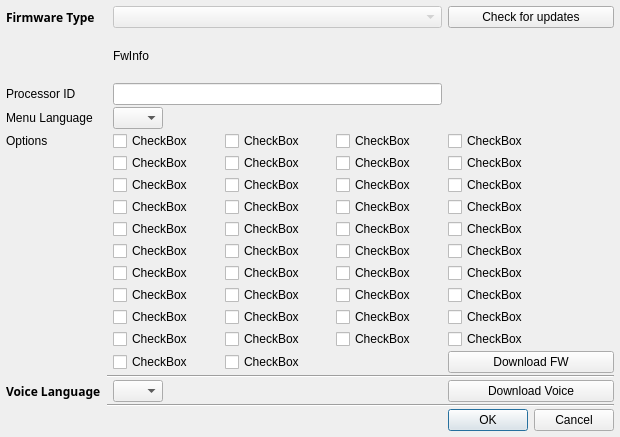
opentx/opentx, file companion/src/fwpreferencesdialog.ui: the form before one commit.
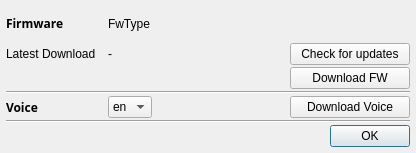
The form after the commit.

Commit message: All firmware selections have been removed from the download dialog. A consequence is that it is always possible to try to download voice files. Even for those boards that have no voice capability. I do not think that is a big problem. Anyone trying to download voice files for a unmodified 9x should not be surprised to get a "file not found" browser message.

```diff
--- a/companion/src/fwpreferencesdialog.ui
+++ b/companion/src/fwpreferencesdialog.ui
@@ -6,8 +6,8 @@
    <rect>
     <x>0</x>
     <y>0</y>
-    <width>620</width>
-    <height>437</height>
+    <width>416</width>
+    <height>153</height>
    </rect>
   </property>
   <property name="sizePolicy">
@@ -32,488 +32,13 @@
    <property name="margin">
     <number>6</number>
    </property>
-   <item row="38" column="5">
+   <item row="24" column="5">
     <widget class="QDialogButtonBox" name="buttonBox">
      <property name="orientation">
       <enum>Qt::Horizontal</enum>
      </property>
      <property name="standardButtons">
-      <set>QDialogButtonBox::Cancel|QDialogButtonBox::Ok</set>
-     </property>
-    </widget>
-   </item>
-   <item row="11" column="3">
-    <widget class="QCheckBox" name="optionCheckBox_14">
-     <property name="sizePolicy">
-      <sizepolicy hsizetype="MinimumExpanding" vsizetype="Fixed">
-       <horstretch>0</horstretch>
-       <verstretch>0</verstretch>
-      </sizepolicy>
-     </property>
-     <property name="text">
-      <string notr="true">CheckBox</string>
-     </property>
-    </widget>
-   </item>
-   <item row="15" column="5">
-    <widget class="QCheckBox" name="optionCheckBox_32">
-     <property name="sizePolicy">
-      <sizepolicy hsizetype="MinimumExpanding" vsizetype="Fixed">
-       <horstretch>0</horstretch>
-       <verstretch>0</verstretch>
-      </sizepolicy>
-     </property>
-     <property name="text">
-      <string notr="true">CheckBox</string>
-     </property>
-    </widget>
-   </item>
-   <item row="11" column="5">
-    <widget class="QCheckBox" name="optionCheckBox_16">
-     <property name="sizePolicy">
-      <sizepolicy hsizetype="MinimumExpanding" vsizetype="Fixed">
-       <horstretch>0</horstretch>
-       <verstretch>0</verstretch>
-      </sizepolicy>
-     </property>
-     <property name="text">
-      <string notr="true">CheckBox</string>
-     </property>
-    </widget>
-   </item>
-   <item row="7" column="0" colspan="2">
-    <widget class="QLabel" name="langLabel">
-     <property name="text">
-      <string>Menu Language</string>
-     </property>
-     <property name="alignment">
-      <set>Qt::AlignLeading|Qt::AlignLeft|Qt::AlignVCenter</set>
-     </property>
-    </widget>
-   </item>
-   <item row="8" column="2">
-    <widget class="QCheckBox" name="optionCheckBox_2">
-     <property name="sizePolicy">
-      <sizepolicy hsizetype="MinimumExpanding" vsizetype="Fixed">
-       <horstretch>0</horstretch>
-       <verstretch>0</verstretch>
-      </sizepolicy>
-     </property>
-     <property name="text">
-      <string notr="true">CheckBox</string>
-     </property>
-    </widget>
-   </item>
-   <item row="17" column="2">
-    <widget class="QCheckBox" name="optionCheckBox_37">
-     <property name="sizePolicy">
-      <sizepolicy hsizetype="MinimumExpanding" vsizetype="Fixed">
-       <horstretch>0</horstretch>
-       <verstretch>0</verstretch>
-      </sizepolicy>
-     </property>
-     <property name="text">
-      <string notr="true">CheckBox</string>
-     </property>
-    </widget>
-   </item>
-   <item row="15" column="2">
-    <widget class="QCheckBox" name="optionCheckBox_29">
-     <property name="sizePolicy">
-      <sizepolicy hsizetype="MinimumExpanding" vsizetype="Fixed">
-       <horstretch>0</horstretch>
-       <verstretch>0</verstretch>
-      </sizepolicy>
-     </property>
-     <property name="text">
-      <string notr="true">CheckBox</string>
-     </property>
-    </widget>
-   </item>
-   <item row="8" column="3">
-    <widget class="QCheckBox" name="optionCheckBox_1">
-     <property name="sizePolicy">
-      <sizepolicy hsizetype="MinimumExpanding" vsizetype="Fixed">
-       <horstretch>0</horstretch>
-       <verstretch>0</verstretch>
-      </sizepolicy>
-     </property>
-     <property name="text">
-      <string notr="true">CheckBox</string>
-     </property>
-    </widget>
-   </item>
-   <item row="10" column="5">
-    <widget class="QCheckBox" name="optionCheckBox_12">
-     <property name="sizePolicy">
-      <sizepolicy hsizetype="MinimumExpanding" vsizetype="Fixed">
-       <horstretch>0</horstretch>
-       <verstretch>0</verstretch>
-      </sizepolicy>
-     </property>
-     <property name="text">
-      <string notr="true">CheckBox</string>
-     </property>
-    </widget>
-   </item>
-   <item row="3" column="2" colspan="3">
-    <widget class="QComboBox" name="downloadVerCB">
-     <property name="enabled">
-      <bool>false</bool>
-     </property>
-    </widget>
-   </item>
-   <item row="7" column="2">
-    <widget class="QComboBox" name="langCombo">
-     <property name="sizePolicy">
-      <sizepolicy hsizetype="Preferred" vsizetype="Fixed">
-       <horstretch>0</horstretch>
-       <verstretch>0</verstretch>
-      </sizepolicy>
-     </property>
-     <property name="maximumSize">
-      <size>
-       <width>50</width>
-       <height>16777215</height>
-      </size>
-     </property>
-    </widget>
-   </item>
-   <item row="5" column="2" colspan="3">
-    <widget class="QLineEdit" name="CPU_ID_LE"/>
-   </item>
-   <item row="3" column="0" colspan="2">
-    <widget class="QLabel" name="label_6">
-     <property name="sizePolicy">
-      <sizepolicy hsizetype="Preferred" vsizetype="Minimum">
-       <horstretch>0</horstretch>
-       <verstretch>0</verstretch>
-      </sizepolicy>
-     </property>
-     <property name="font">
-      <font>
-       <family>Sans Serif</family>
-       <weight>75</weight>
-       <bold>true</bold>
-      </font>
-     </property>
-     <property name="text">
-      <string>Firmware Type</string>
-     </property>
-     <property name="alignment">
-      <set>Qt::AlignLeading|Qt::AlignLeft|Qt::AlignVCenter</set>
-     </property>
-    </widget>
-   </item>
-   <item row="8" column="5">
-    <widget class="QCheckBox" name="optionCheckBox_4">
-     <property name="sizePolicy">
-      <sizepolicy hsizetype="MinimumExpanding" vsizetype="Fixed">
-       <horstretch>0</horstretch>
-       <verstretch>0</verstretch>
-      </sizepolicy>
-     </property>
-     <property name="text">
-      <string notr="true">CheckBox</string>
-     </property>
-    </widget>
-   </item>
-   <item row="14" column="5">
-    <widget class="QCheckBox" name="optionCheckBox_28">
-     <property name="sizePolicy">
-      <sizepolicy hsizetype="MinimumExpanding" vsizetype="Fixed">
-       <horstretch>0</horstretch>
-       <verstretch>0</verstretch>
-      </sizepolicy>
-     </property>
-     <property name="text">
-      <string notr="true">CheckBox</string>
-     </property>
-    </widget>
-   </item>
-   <item row="18" column="3">
-    <widget class="QCheckBox" name="optionCheckBox_42">
-     <property name="sizePolicy">
-      <sizepolicy hsizetype="MinimumExpanding" vsizetype="Fixed">
-       <horstretch>0</horstretch>
-       <verstretch>0</verstretch>
-      </sizepolicy>
-     </property>
-     <property name="text">
-      <string notr="true">CheckBox</string>
-     </property>
-    </widget>
-   </item>
-   <item row="9" column="2">
-    <widget class="QCheckBox" name="optionCheckBox_5">
-     <property name="sizePolicy">
-      <sizepolicy hsizetype="MinimumExpanding" vsizetype="Fixed">
-       <horstretch>0</horstretch>
-       <verstretch>0</verstretch>
-      </sizepolicy>
-     </property>
-     <property name="text">
-      <string notr="true">CheckBox</string>
-     </property>
-    </widget>
-   </item>
-   <item row="12" column="2">
-    <widget class="QCheckBox" name="optionCheckBox_17">
-     <property name="sizePolicy">
-      <sizepolicy hsizetype="MinimumExpanding" vsizetype="Fixed">
-       <horstretch>0</horstretch>
-       <verstretch>0</verstretch>
-      </sizepolicy>
-     </property>
-     <property name="text">
-      <string notr="true">CheckBox</string>
-     </property>
-    </widget>
-   </item>
-   <item row="16" column="4">
-    <widget class="QCheckBox" name="optionCheckBox_35">
-     <property name="sizePolicy">
-      <sizepolicy hsizetype="MinimumExpanding" vsizetype="Fixed">
-       <horstretch>0</horstretch>
-       <verstretch>0</verstretch>
-      </sizepolicy>
-     </property>
-     <property name="text">
-      <string notr="true">CheckBox</string>
-     </property>
-    </widget>
-   </item>
-   <item row="16" column="5">
-    <widget class="QCheckBox" name="optionCheckBox_36">
-     <property name="sizePolicy">
-      <sizepolicy hsizetype="MinimumExpanding" vsizetype="Fixed">
-       <horstretch>0</horstretch>
-       <verstretch>0</verstretch>
-      </sizepolicy>
-     </property>
-     <property name="text">
-      <string notr="true">CheckBox</string>
-     </property>
-    </widget>
-   </item>
-   <item row="11" column="2">
-    <widget class="QCheckBox" name="optionCheckBox_13">
-     <property name="sizePolicy">
-      <sizepolicy hsizetype="MinimumExpanding" vsizetype="Fixed">
-       <horstretch>0</horstretch>
-       <verstretch>0</verstretch>
-      </sizepolicy>
-     </property>
-     <property name="text">
-      <string notr="true">CheckBox</string>
-     </property>
-    </widget>
-   </item>
-   <item row="14" column="3">
-    <widget class="QCheckBox" name="optionCheckBox_26">
-     <property name="sizePolicy">
-      <sizepolicy hsizetype="MinimumExpanding" vsizetype="Fixed">
-       <horstretch>0</horstretch>
-       <verstretch>0</verstretch>
-      </sizepolicy>
-     </property>
-     <property name="text">
-      <string notr="true">CheckBox</string>
-     </property>
-    </widget>
-   </item>
-   <item row="18" column="2">
-    <widget class="QCheckBox" name="optionCheckBox_41">
-     <property name="sizePolicy">
-      <sizepolicy hsizetype="MinimumExpanding" vsizetype="Fixed">
-       <horstretch>0</horstretch>
-       <verstretch>0</verstretch>
-      </sizepolicy>
-     </property>
-     <property name="text">
-      <string notr="true">CheckBox</string>
-     </property>
-    </widget>
-   </item>
-   <item row="12" column="3">
-    <widget class="QCheckBox" name="optionCheckBox_18">
-     <property name="sizePolicy">
-      <sizepolicy hsizetype="MinimumExpanding" vsizetype="Fixed">
-       <horstretch>0</horstretch>
-       <verstretch>0</verstretch>
-      </sizepolicy>
-     </property>
-     <property name="text">
-      <string notr="true">CheckBox</string>
-     </property>
-    </widget>
-   </item>
-   <item row="10" column="4">
-    <widget class="QCheckBox" name="optionCheckBox_11">
-     <property name="sizePolicy">
-      <sizepolicy hsizetype="MinimumExpanding" vsizetype="Fixed">
-       <horstretch>0</horstretch>
-       <verstretch>0</verstretch>
-      </sizepolicy>
-     </property>
-     <property name="text">
-      <string notr="true">CheckBox</string>
-     </property>
-    </widget>
-   </item>
-   <item row="13" column="2">
-    <widget class="QCheckBox" name="optionCheckBox_21">
-     <property name="sizePolicy">
-      <sizepolicy hsizetype="MinimumExpanding" vsizetype="Fixed">
-       <horstretch>0</horstretch>
-       <verstretch>0</verstretch>
-      </sizepolicy>
-     </property>
-     <property name="text">
-      <string notr="true">CheckBox</string>
-     </property>
-    </widget>
-   </item>
-   <item row="12" column="5">
-    <widget class="QCheckBox" name="optionCheckBox_20">
-     <property name="sizePolicy">
-      <sizepolicy hsizetype="MinimumExpanding" vsizetype="Minimum">
-       <horstretch>0</horstretch>
-       <verstretch>0</verstretch>
-      </sizepolicy>
-     </property>
-     <property name="text">
-      <string notr="true">CheckBox</string>
-     </property>
-    </widget>
-   </item>
-   <item row="16" column="2">
-    <widget class="QCheckBox" name="optionCheckBox_33">
-     <property name="sizePolicy">
-      <sizepolicy hsizetype="MinimumExpanding" vsizetype="Fixed">
-       <horstretch>0</horstretch>
-       <verstretch>0</verstretch>
-      </sizepolicy>
-     </property>
-     <property name="text">
-      <string notr="true">CheckBox</string>
-     </property>
-    </widget>
-   </item>
-   <item row="13" column="5">
-    <widget class="QCheckBox" name="optionCheckBox_24">
-     <property name="sizePolicy">
-      <sizepolicy hsizetype="MinimumExpanding" vsizetype="Fixed">
-       <horstretch>0</horstretch>
-       <verstretch>0</verstretch>
-      </sizepolicy>
-     </property>
-     <property name="text">
-      <string notr="true">CheckBox</string>
-     </property>
-    </widget>
-   </item>
-   <item row="13" column="4">
-    <widget class="QCheckBox" name="optionCheckBox_23">
-     <property name="sizePolicy">
-      <sizepolicy hsizetype="MinimumExpanding" vsizetype="Fixed">
-       <horstretch>0</horstretch>
-       <verstretch>0</verstretch>
-      </sizepolicy>
-     </property>
-     <property name="text">
-      <string notr="true">CheckBox</string>
-     </property>
-    </widget>
-   </item>
-   <item row="13" column="3">
-    <widget class="QCheckBox" name="optionCheckBox_22">
-     <property name="sizePolicy">
-      <sizepolicy hsizetype="MinimumExpanding" vsizetype="Fixed">
-       <horstretch>0</horstretch>
-       <verstretch>0</verstretch>
-      </sizepolicy>
-     </property>
-     <property name="text">
-      <string notr="true">CheckBox</string>
-     </property>
-    </widget>
-   </item>
-   <item row="9" column="3">
-    <widget class="QCheckBox" name="optionCheckBox_6">
-     <property name="sizePolicy">
-      <sizepolicy hsizetype="MinimumExpanding" vsizetype="Fixed">
-       <horstretch>0</horstretch>
-       <verstretch>0</verstretch>
-      </sizepolicy>
-     </property>
-     <property name="text">
-      <string notr="true">CheckBox</string>
-     </property>
-    </widget>
-   </item>
-   <item row="17" column="3">
-    <widget class="QCheckBox" name="optionCheckBox_38">
-     <property name="sizePolicy">
-      <sizepolicy hsizetype="MinimumExpanding" vsizetype="Fixed">
-       <horstretch>0</horstretch>
-       <verstretch>0</verstretch>
-      </sizepolicy>
-     </property>
-     <property name="text">
-      <string notr="true">CheckBox</string>
-     </property>
-    </widget>
-   </item>
-   <item row="16" column="3">
-    <widget class="QCheckBox" name="optionCheckBox_34">
-     <property name="sizePolicy">
-      <sizepolicy hsizetype="MinimumExpanding" vsizetype="Fixed">
-       <horstretch>0</horstretch>
-       <verstretch>0</verstretch>
-      </sizepolicy>
-     </property>
-     <property name="text">
-      <string notr="true">CheckBox</string>
-     </property>
-    </widget>
-   </item>
-   <item row="15" column="4">
-    <widget class="QCheckBox" name="optionCheckBox_31">
-     <property name="sizePolicy">
-      <sizepolicy hsizetype="MinimumExpanding" vsizetype="Fixed">
-       <horstretch>0</horstretch>
-       <verstretch>0</verstretch>
-      </sizepolicy>
-     </property>
-     <property name="text">
-      <string notr="true">CheckBox</string>
-     </property>
-    </widget>
-   </item>
-   <item row="15" column="3">
-    <widget class="QCheckBox" name="optionCheckBox_30">
-     <property name="sizePolicy">
-      <sizepolicy hsizetype="MinimumExpanding" vsizetype="Fixed">
-       <horstretch>0</horstretch>
-       <verstretch>0</verstretch>
-      </sizepolicy>
-     </property>
-     <property name="text">
-      <string notr="true">CheckBox</string>
-     </property>
-    </widget>
-   </item>
-   <item row="14" column="4">
-    <widget class="QCheckBox" name="optionCheckBox_27">
-     <property name="sizePolicy">
-      <sizepolicy hsizetype="MinimumExpanding" vsizetype="Fixed">
-       <horstretch>0</horstretch>
-       <verstretch>0</verstretch>
-      </sizepolicy>
-     </property>
-     <property name="text">
-      <string notr="true">CheckBox</string>
+      <set>QDialogButtonBox::Ok</set>
      </property>
     </widget>
    </item>
@@ -530,7 +55,7 @@
      </property>
     </widget>
    </item>
-   <item row="21" column="0">
+   <item row="7" column="0">
     <widget class="QLabel" name="voiceLabel">
      <property name="font">
       <font>
@@ -540,11 +65,11 @@
       </font>
      </property>
      <property name="text">
-      <string>Voice Language</string>
+      <string>Voice</string>
      </property>
     </widget>
    </item>
-   <item row="21" column="2">
+   <item row="7" column="2">
     <widget class="QComboBox" name="voiceCombo">
      <property name="maximumSize">
       <size>
@@ -556,193 +81,144 @@
       <string>Set language of voice.
 May be different from firmware language</string>
      </property>
+     <item>
+      <property name="text">
+       <string>en</string>
+      </property>
+     </item>
+     <item>
+      <property name="text">
+       <string>cz</string>
+      </property>
+     </item>
+     <item>
+      <property name="text">
+       <string>de</string>
+      </property>
+     </item>
+     <item>
+      <property name="text">
+       <string>es</string>
+      </property>
+     </item>
+     <item>
+      <property name="text">
+       <string>fr</string>
+      </property>
+     </item>
+     <item>
+      <property name="text">
+       <string>it</string>
+      </property>
+     </item>
+     <item>
+      <property name="text">
+       <string>pl</string>
+      </property>
+     </item>
+     <item>
+      <property name="text">
+       <string>pt</string>
+      </property>
+     </item>
+     <item>
+      <property name="text">
+       <string>se</string>
+      </property>
+     </item>
     </widget>
    </item>
-   <item row="21" column="5">
+   <item row="7" column="5">
     <widget class="QPushButton" name="voice_dnld">
      <property name="text">
       <string>Download Voice</string>
      </property>
     </widget>
    </item>
-   <item row="10" column="2">
-    <widget class="QCheckBox" name="optionCheckBox_9">
-     <property name="sizePolicy">
-      <sizepolicy hsizetype="MinimumExpanding" vsizetype="Fixed">
-       <horstretch>0</horstretch>
-       <verstretch>0</verstretch>
-      </sizepolicy>
-     </property>
-     <property name="text">
-      <string notr="true">CheckBox</string>
-     </property>
-    </widget>
-   </item>
-   <item row="10" column="3">
-    <widget class="QCheckBox" name="optionCheckBox_10">
-     <property name="sizePolicy">
-      <sizepolicy hsizetype="MinimumExpanding" vsizetype="Fixed">
-       <horstretch>0</horstretch>
-       <verstretch>0</verstretch>
-      </sizepolicy>
-     </property>
-     <property name="text">
-      <string notr="true">CheckBox</string>
-     </property>
-    </widget>
-   </item>
-   <item row="18" column="5">
+   <item row="5" column="5">
     <widget class="QPushButton" name="fw_dnld">
      <property name="text">
       <string>Download FW</string>
      </property>
     </widget>
    </item>
-   <item row="8" column="0" colspan="2">
-    <widget class="QLabel" name="label_2">
-     <property name="text">
-      <string>Options</string>
+   <item row="7" column="3">
+    <spacer name="horizontalSpacer_2">
+     <property name="orientation">
+      <enum>Qt::Horizontal</enum>
      </property>
-    </widget>
-   </item>
-   <item row="12" column="4">
-    <widget class="QCheckBox" name="optionCheckBox_19">
-     <property name="sizePolicy">
-      <sizepolicy hsizetype="MinimumExpanding" vsizetype="Fixed">
-       <horstretch>0</horstretch>
-       <verstretch>0</verstretch>
-      </sizepolicy>
+     <property name="sizeHint" stdset="0">
+      <size>
+       <width>40</width>
+       <height>20</height>
+      </size>
      </property>
-     <property name="text">
-      <string notr="true">CheckBox</string>
-     </property>
-    </widget>
+    </spacer>
    </item>
-   <item row="9" column="5">
-    <widget class="QCheckBox" name="optionCheckBox_8">
-     <property name="sizePolicy">
-      <sizepolicy hsizetype="MinimumExpanding" vsizetype="Fixed">
-       <horstretch>0</horstretch>
-       <verstretch>0</verstretch>
-      </sizepolicy>
-     </property>
-     <property name="text">
-      <string notr="true">CheckBox</string>
-     </property>
-    </widget>
-   </item>
-   <item row="14" column="2">
-    <widget class="QCheckBox" name="optionCheckBox_25">
-     <property name="sizePolicy">
-      <sizepolicy hsizetype="MinimumExpanding" vsizetype="Fixed">
-       <horstretch>0</horstretch>
-       <verstretch>0</verstretch>
-      </sizepolicy>
-     </property>
-     <property name="text">
-      <string notr="true">CheckBox</string>
-     </property>
-    </widget>
-   </item>
-   <item row="9" column="4">
-    <widget class="QCheckBox" name="optionCheckBox_7">
-     <property name="sizePolicy">
-      <sizepolicy hsizetype="MinimumExpanding" vsizetype="Fixed">
-       <horstretch>0</horstretch>
-       <verstretch>0</verstretch>
-      </sizepolicy>
-     </property>
-     <property name="text">
-      <string notr="true">CheckBox</string>
-     </property>
-    </widget>
-   </item>
-   <item row="11" column="4">
-    <widget class="QCheckBox" name="optionCheckBox_15">
-     <property name="sizePolicy">
-      <sizepolicy hsizetype="MinimumExpanding" vsizetype="Fixed">
-       <horstretch>0</horstretch>
-       <verstretch>0</verstretch>
-      </sizepolicy>
-     </property>
-     <property name="text">
-      <string notr="true">CheckBox</string>
-     </property>
-    </widget>
-   </item>
-   <item row="8" column="4">
-    <widget class="QCheckBox" name="optionCheckBox_3">
-     <property name="sizePolicy">
-      <sizepolicy hsizetype="MinimumExpanding" vsizetype="Fixed">
-       <horstretch>0</horstretch>
-       <verstretch>0</verstretch>
-      </sizepolicy>
-     </property>
-     <property name="text">
-      <string notr="true">CheckBox</string>
-     </property>
-    </widget>
-   </item>
-   <item row="5" column="0" colspan="2">
-    <widget class="QLabel" name="CPU_ID_LABEL">
-     <property name="text">
-      <string>Processor ID</string>
-     </property>
-    </widget>
-   </item>
-   <item row="17" column="4">
-    <widget class="QCheckBox" name="optionCheckBox_39">
-     <property name="sizePolicy">
-      <sizepolicy hsizetype="MinimumExpanding" vsizetype="Fixed">
-       <horstretch>0</horstretch>
-       <verstretch>0</verstretch>
-      </sizepolicy>
-     </property>
-     <property name="text">
-      <string notr="true">CheckBox</string>
-     </property>
-    </widget>
-   </item>
-   <item row="4" column="2" colspan="4">
-    <widget class="QLabel" name="FwInfo">
-     <property name="sizePolicy">
-      <sizepolicy hsizetype="Expanding" vsizetype="Preferred">
-       <horstretch>0</horstretch>
-       <verstretch>0</verstretch>
-      </sizepolicy>
-     </property>
-     <property name="text">
-      <string notr="true">FwInfo</string>
-     </property>
-    </widget>
-   </item>
-   <item row="17" column="5">
-    <widget class="QCheckBox" name="optionCheckBox_40">
-     <property name="sizePolicy">
-      <sizepolicy hsizetype="MinimumExpanding" vsizetype="Fixed">
-       <horstretch>0</horstretch>
-       <verstretch>0</verstretch>
-      </sizepolicy>
-     </property>
-     <property name="text">
-      <string notr="true">CheckBox</string>
-     </property>
-    </widget>
-   </item>
-   <item row="20" column="1" colspan="5">
+   <item row="6" column="0" colspan="6">
     <widget class="Line" name="voiceLine">
      <property name="orientation">
       <enum>Qt::Horizontal</enum>
      </property>
     </widget>
    </item>
-   <item row="37" column="1" colspan="5">
+   <item row="23" column="0" colspan="6">
     <widget class="Line" name="line_6">
      <property name="orientation">
       <enum>Qt::Horizontal</enum>
      </property>
     </widget>
    </item>
+   <item row="0" column="0">
+    <widget class="QLabel" name="label_6">
+     <property name="sizePolicy">
+      <sizepolicy hsizetype="Preferred" vsizetype="Minimum">
+       <horstretch>0</horstretch>
+       <verstretch>0</verstretch>
+      </sizepolicy>
+     </property>
+     <property name="font">
+      <font>
+       <family>Sans Serif</family>
+       <weight>75</weight>
+       <bold>true</bold>
+      </font>
+     </property>
+     <property name="text">
+      <string>Firmware</string>
+     </property>
+     <property name="alignment">
+      <set>Qt::AlignLeading|Qt::AlignLeft|Qt::AlignVCenter</set>
+     </property>
+    </widget>
+   </item>
+   <item row="0" column="2" colspan="4">
+    <widget class="QLabel" name="fwTypeLbl">
+     <property name="sizePolicy">
+      <sizepolicy hsizetype="Expanding" vsizetype="Preferred">
+       <horstretch>0</horstretch>
+       <verstretch>0</verstretch>
+      </sizepolicy>
+     </property>
+     <property name="text">
+      <string notr="true">FwType</string>
+     </property>
+    </widget>
+   </item>
+   <item row="3" column="2" colspan="2">
+    <widget class="QLabel" name="lastRevisionLbl">
+     <property name="text">
+      <string>-</string>
+     </property>
+    </widget>
+   </item>
+   <item row="3" column="0">
+    <widget class="QLabel" name="label">
+     <property name="text">
+      <string>Latest Download</string>
+     </property>
+    </widget>
+   </item>
   </layout>
  </widget>
  <tabstops>
```
Left out of the diff: 71 changed lines with no effect on the pictures. The commit also changes 2 other files.
